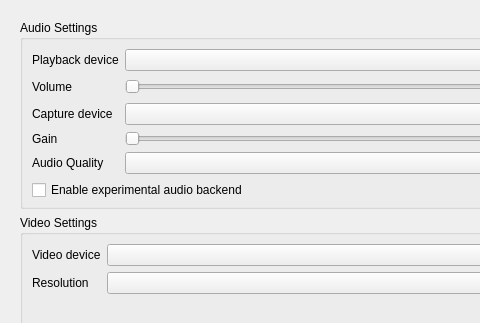
Before: the Qt Designer form src/widget/form/settings/avform.ui in qTox/qTox, drawn with Qt 5; both pictures show x 0 to 480 and y 0 to 323 of the 842 by 507 pixel window.
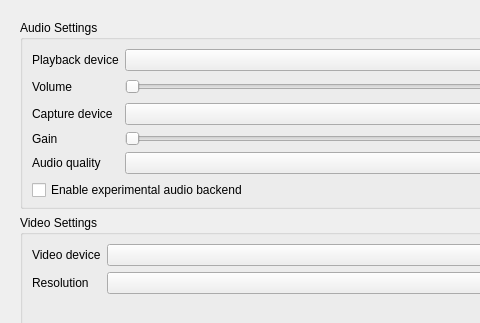
After: the same form once the commit is applied. Custom widgets are drawn as their Qt base class.

Commit message: feat(settings): make audio quality setting persistent

The edit to the form file:
```diff
--- a/src/widget/form/settings/avform.ui
+++ b/src/widget/form/settings/avform.ui
@@ -111,7 +111,7 @@
           <item row="4" column="0">
            <widget class="QLabel" name="audioQualityLabel">
             <property name="text">
-             <string>Audio Quality</string>
+             <string>Audio quality</string>
             </property>
            </widget>
           </item>
```
The commit also changes 5 other files.
